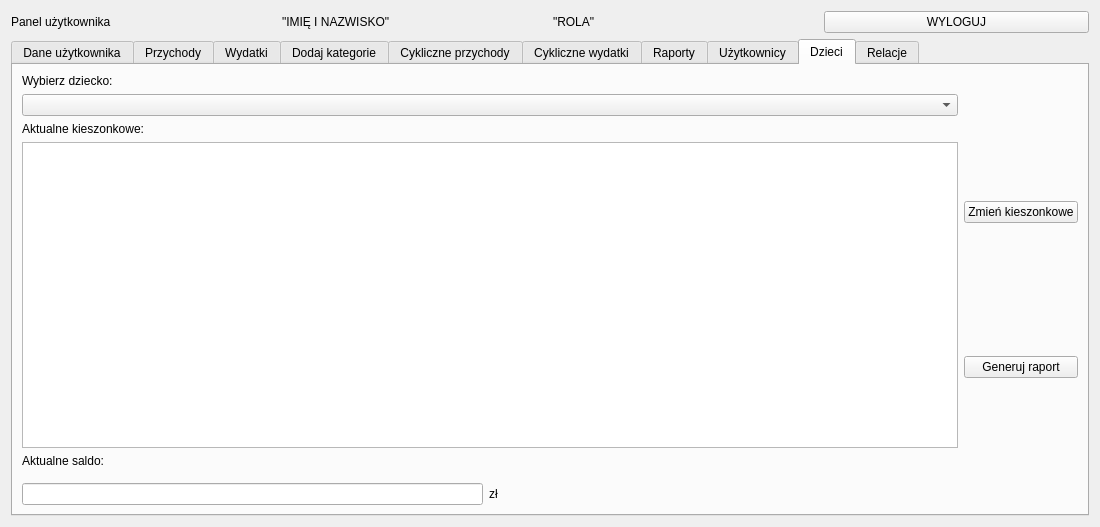
Qt form ui/User_Panel.ui (Dawid-Robak-IG/BUDZET_DOMOWY) before a commit.
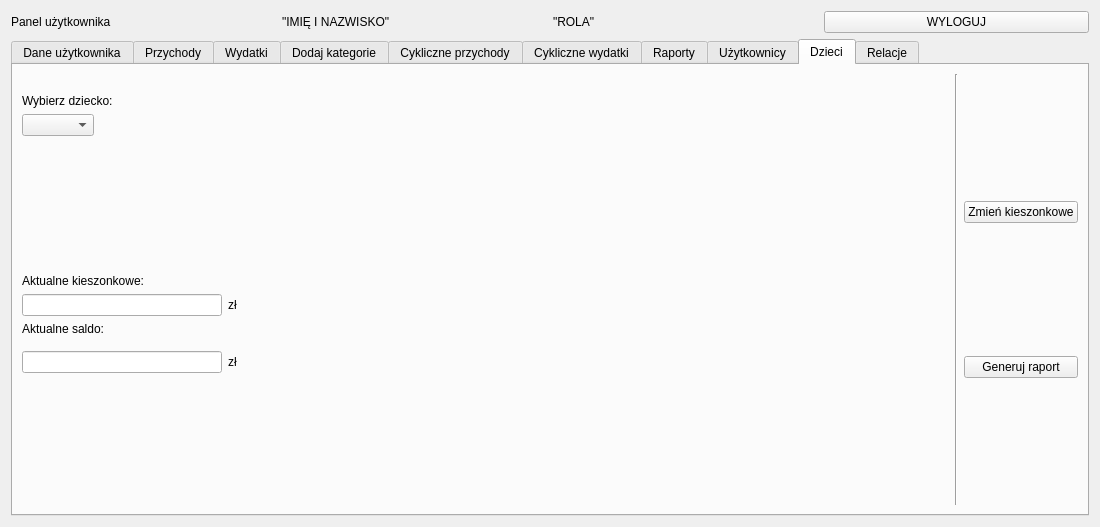
The same form after that commit. The open tabs and pages were chosen to show the change.

The edit to the form file:
```diff
--- a/ui/User_Panel.ui
+++ b/ui/User_Panel.ui
@@ -1504,6 +1504,9 @@
       <layout class="QHBoxLayout" name="horizontalLayout_27">
        <item>
         <layout class="QVBoxLayout" name="verticalLayout_15">
+         <property name="topMargin">
+          <number>20</number>
+         </property>
          <item>
           <widget class="QLabel" name="label_39">
            <property name="text">
@@ -1512,7 +1515,40 @@
           </widget>
          </item>
          <item>
-          <widget class="QComboBox" name="comboBox_dzieciLista"/>
+          <layout class="QHBoxLayout" name="horizontalLayout_35">
+           <property name="topMargin">
+            <number>0</number>
+           </property>
+           <item>
+            <widget class="QComboBox" name="comboBox_dzieciLista"/>
+           </item>
+           <item>
+            <spacer name="horizontalSpacer_29">
+             <property name="orientation">
+              <enum>Qt::Horizontal</enum>
+             </property>
+             <property name="sizeHint" stdset="0">
+              <size>
+               <width>40</width>
+               <height>20</height>
+              </size>
+             </property>
+            </spacer>
+           </item>
+          </layout>
+         </item>
+         <item>
+          <spacer name="verticalSpacer_11">
+           <property name="orientation">
+            <enum>Qt::Vertical</enum>
+           </property>
+           <property name="sizeHint" stdset="0">
+            <size>
+             <width>20</width>
+             <height>40</height>
+            </size>
+           </property>
+          </spacer>
          </item>
          <item>
           <widget class="QLabel" name="label_40">
@@ -1522,7 +1558,41 @@
           </widget>
          </item>
          <item>
-          <widget class="QTableView" name="tableView_aktualneKieszonkowe"/>
+          <layout class="QHBoxLayout" name="horizontalLayout_34">
+           <item>
+            <widget class="QLineEdit" name="lineEdit_aktualneKieszonkoweKwota">
+             <property name="maximumSize">
+              <size>
+               <width>200</width>
+               <height>16777215</height>
+              </size>
+             </property>
+             <property name="alignment">
+              <set>Qt::AlignRight|Qt::AlignTrailing|Qt::AlignVCenter</set>
+             </property>
+            </widget>
+           </item>
+           <item>
+            <widget class="QLabel" name="label_48">
+             <property name="text">
+              <string>zł</string>
+             </property>
+            </widget>
+           </item>
+           <item>
+            <spacer name="horizontalSpacer_25">
+             <property name="orientation">
+              <enum>Qt::Horizontal</enum>
+             </property>
+             <property name="sizeHint" stdset="0">
+              <size>
+               <width>40</width>
+               <height>20</height>
+              </size>
+             </property>
+            </spacer>
+           </item>
+          </layout>
          </item>
          <item>
           <widget class="QLabel" name="label_41">
@@ -1537,7 +1607,17 @@
             <number>9</number>
            </property>
            <item>
-            <widget class="QLineEdit" name="lineEdit_aktualneSaldo"/>
+            <widget class="QLineEdit" name="lineEdit_aktualneSaldo">
+             <property name="maximumSize">
+              <size>
+               <width>200</width>
+               <height>16777215</height>
+              </size>
+             </property>
+             <property name="alignment">
+              <set>Qt::AlignRight|Qt::AlignTrailing|Qt::AlignVCenter</set>
+             </property>
+            </widget>
            </item>
            <item>
             <widget class="QLabel" name="label_42">
@@ -1561,8 +1641,28 @@
            </item>
           </layout>
          </item>
+         <item>
+          <spacer name="verticalSpacer_8">
+           <property name="orientation">
+            <enum>Qt::Vertical</enum>
+           </property>
+           <property name="sizeHint" stdset="0">
+            <size>
+             <width>20</width>
+             <height>40</height>
+            </size>
+           </property>
+          </spacer>
+         </item>
         </layout>
        </item>
+       <item>
+        <widget class="Line" name="line">
+         <property name="orientation">
+          <enum>Qt::Vertical</enum>
+         </property>
+        </widget>
+       </item>
        <item>
         <layout class="QVBoxLayout" name="verticalLayout_14">
          <item>
```
Left out of the diff: 79 changed lines with no effect on the pictures.
